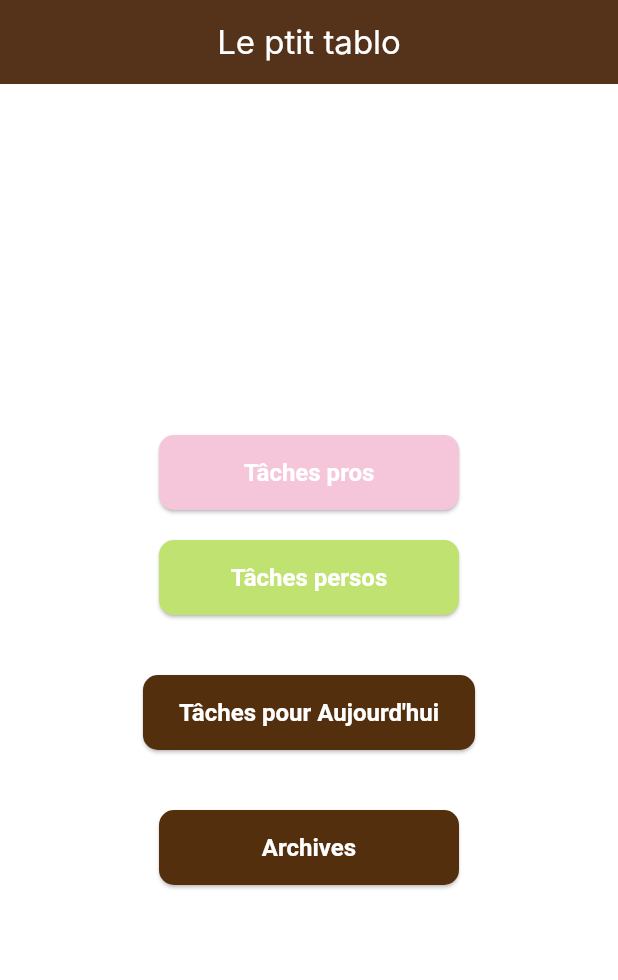
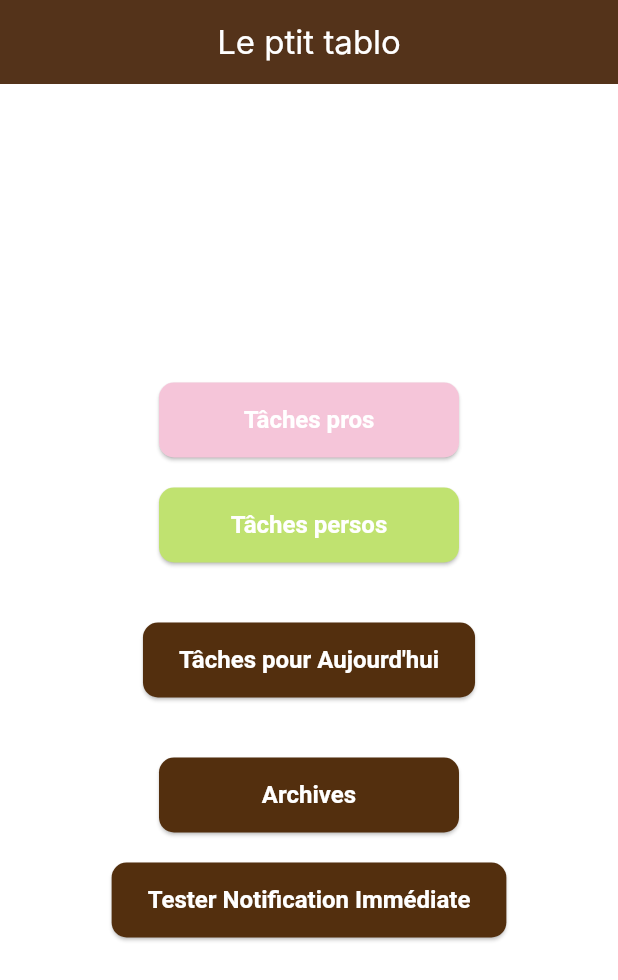
Before and after one commit to EliotLouys/task_planner, a Flutter app: the screen it shows after launch, on a phone screen of 412 x 824 dp. Shown: the top 980 px of the screen. Run offline on Flutter 3.47's test engine with Material 3 defaults, Android fonts, the phone set to English and light mode, and no system bars; our stand-ins replace flutter_local_notifications, flutter_secure_storage, timezone; Roboto replaces fonts that are missing (Inter).

Commit message:
Rebuild from the ground

```diff
--- a/lib/main.dart
+++ b/lib/main.dart
@@ -5,11 +5,13 @@ import 'package:zbeub_task_plan/ui/home_page/home_page.dart';
 import 'package:zbeub_task_plan/data/tasks.dart';
 import 'package:zbeub_task_plan/data/today_tasks.dart'; // Import new provider
 import 'package:flutter_localizations/flutter_localizations.dart';
-
+import 'package:zbeub_task_plan/services/notification_service.dart'; // ADDED
 
 void main() async {
   WidgetsFlutterBinding.ensureInitialized();
 
+  await NotificationService.initialize();
+  await NotificationService.scheduleDailyReminder();
 
   final tasksProvider = TasksProvider();
   final todayTasksProvider = TodayTasksProvider();
--- /dev/null
+++ b/lib/services/notification_service.dart
@@ -0,0 +1,155 @@
+// lib/services/notification_service.dart
+
+import 'package:flutter_local_notifications/flutter_local_notifications.dart';
+import 'package:timezone/timezone.dart' as tz;
+import 'package:timezone/data/latest_all.dart' as tz_data;
+import 'package:zbeub_task_plan/data/tasks.dart';
+import 'package:zbeub_task_plan/data/enums.dart';
+
+class NotificationService {
+  static final _notifications = FlutterLocalNotificationsPlugin();
+
+  // A unique ID for the daily reminder notification
+  static const int _dailyReminderId = 0;
+  static const String _channelId = 'task_planner_channel';
+  static const String _channelName = 'Task Reminders';
+  static const String _channelDescription = 'Notifications for upcoming tasks and daily reviews.';
+
+  // Helper to convert Task ID (String UUID) to a unique int ID for the plugin.
+  // We hash the UUID string to get a stable, unique integer ID.
+  static int _taskIdToInt(String taskId) {
+    // We use the 32-bit hash code to ensure it fits into a stable integer ID.
+    return taskId.hashCode.abs();
+  }
+
+  /// Initializes timezone data and sets up the notification plugin.
+  static Future<void> initialize() async {
+    // Initialize timezone data and set local location (assuming France/Paris timezone based on file names)
+    tz_data.initializeTimeZones();
+    tz.setLocalLocation(tz.getLocation('Europe/Paris'));
+
+    // Android initialization settings
+    const androidInitializationSettings = AndroidInitializationSettings('@mipmap/ic_launcher');
+
+    // Setup general settings
+    const initializationSettings = InitializationSettings(
+      android: androidInitializationSettings,
+    );
+
+    await _notifications.initialize(
+      initializationSettings,
+      // onDidReceiveNotificationResponse: (details) { /* handle taps if needed */ },
+    );
+
+    // Request permissions for Android 13+
+    _notifications
+        .resolvePlatformSpecificImplementation<
+            AndroidFlutterLocalNotificationsPlugin>()
+        ?.requestNotificationsPermission();
+  }
+
+  // Calculates the next 10:00 AM instance in the local timezone.
+  static tz.TZDateTime _nextInstanceOfTenAM() {
+    final now = tz.TZDateTime.now(tz.local);
+    var scheduledDate =
+        tz.TZDateTime(tz.local, now.year, now.month, now.day, 10, 0, 0);
+
+    // If it's already past 10 AM, schedule for tomorrow
+    if (scheduledDate.isBefore(now)) {
+      scheduledDate = scheduledDate.add(const Duration(days: 1));
+    }
+    return scheduledDate;
+  }
+
+  /// Schedules a recurring daily notification at 10:00 AM.
+  static Future<void> scheduleDailyReminder() async {
+    const title = "C'est l'heure du plan !";
+    const body = "N'oubliez pas de vérifier votre liste de tâches pour aujourd'hui et d'organiser.";
+
+    await _notifications.zonedSchedule(
+      _dailyReminderId,
+      title,
+      body,
+      _nextInstanceOfTenAM(),
+      _notificationDetails(),
+      androidScheduleMode: AndroidScheduleMode.exactAllowWhileIdle,
+      uiLocalNotificationDateInterpretation:
+          UILocalNotificationDateInterpretation.absoluteTime,
+      matchDateTimeComponents: DateTimeComponents.time, // Repeat daily
+    );
+  }
+
+  /// Schedules a reminder 30 minutes before the task is due.
+  static Future<void> scheduleTaskReminder(Tasks task) async {
+    // Only schedule if the task is NOT completed
+    if (task.isCompleted) return;
+
+    final taskId = _taskIdToInt(task.id);
+    final dueDateTime = task.dueDate;
+    final scheduledDate = tz.TZDateTime.from(
+      dueDateTime.subtract(const Duration(minutes: 30)),
+      tz.local
+    );
+
+    // Only schedule if the reminder time is in the future
+    if (scheduledDate.isBefore(tz.TZDateTime.now(tz.local))) {
+      // If task is already due or too close, just cancel any previous reminder
+      await cancelNotification(task.id);
+      return;
+    }
+
+    // Determine the urgency/importance for the title/body
+    final categoryName = getTasksCategoryName(task.category);
+    final quadrantName =
+        '${getImportanceLevelName(task.isImportant)} / ${getUrgencyLevelName(task.isUrgent)}';
+
+    final title = "Rappel de tâche : ${task.title}";
+    final body = "$categoryName ($quadrantName) est due dans 30 minutes.";
+
+    await _notifications.zonedSchedule(
+      taskId,
+      title,
+      body,
+      scheduledDate,
+      _notificationDetails(),
+      androidScheduleMode: AndroidScheduleMode.exactAllowWhileIdle,
+      uiLocalNotificationDateInterpretation:
+          UILocalNotificationDateInterpretation.absoluteTime,
+    );
+  }
+
+  /// Sends an immediate notification for testing the format.
+  static Future<void> showImmediateNotification() async {
+    const title = "Notification Test (Ton tableau)";
+    const body = "Ceci est un test de notification immédiate. C'est le format que vous recevrez pour vos rappels.";
+
+    await _notifications.show(
+      // Use a distinct ID for the test notification
+      -1,
+      title,
+      body,
+      _notificationDetails(),
+      payload: 'test_payload',
+    );
+  }
+
+  /// Cancels a specific task reminder using the task's ID.
+  static Future<void> cancelNotification(String taskId) async {
+    await _notifications.cancel(_taskIdToInt(taskId));
+  }
+
+  // Utility for getting the notification details (channel config)
+  static NotificationDetails _notificationDetails() {
+    const androidPlatformChannelSpecifics = AndroidNotificationDetails(
+      _channelId,
+      _channelName,
+      channelDescription: _channelDescription,
+      importance: Importance.max,
+      priority: Priority.high,
+      ticker: 'ticker',
+    );
+    return const NotificationDetails(
+      android: androidPlatformChannelSpecifics,
+    );
+  }
+}
--- a/lib/ui/home_page/home_page.dart
+++ b/lib/ui/home_page/home_page.dart
@@ -1,4 +1,5 @@
 import 'package:flutter/material.dart';
+import 'package:zbeub_task_plan/services/notification_service.dart';
 import 'package:zbeub_task_plan/theme/app_theme.dart';
 import 'package:zbeub_task_plan/ui/selection_page/selection_page.dart';
 import 'package:zbeub_task_plan/ui/task_page/archive_page.dart';
@@ -85,6 +86,16 @@ class _MyHomePageState extends State<MyHomePage> {
                 textAlign: TextAlign.center,
               ),
             ),
+            const SizedBox(height: 20), // Espacement entre les boutons
+            ElevatedButton(onPressed: (){
+              NotificationService.showImmediateNotification();
+              },
+
+              child: const Text(
+                "Tester Notification Immédiate",
+                textAlign: TextAlign.center,
+              ),
+            ),
 
 
           ],
```
Also changed, not shown: lib/data/tasks.dart (+24 -1 lines).
